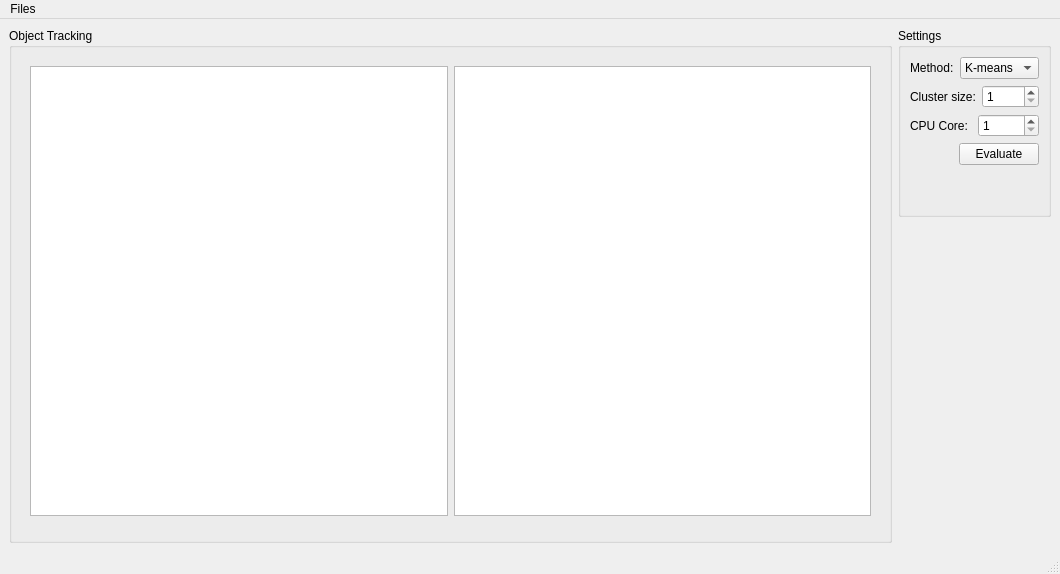
UMATracker/UMATracker-Tracker, file lib/python/ui/MainWindowBase.ui: the form before one commit.
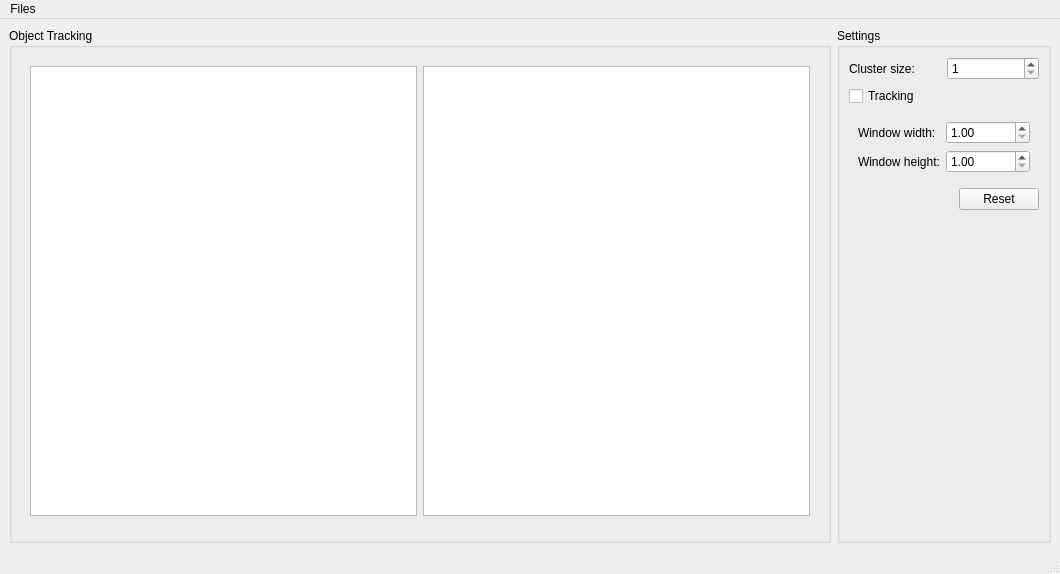
The form after the commit. Custom widgets are drawn as their Qt base class.

The edit to the form file:
```diff
--- a/lib/python/ui/MainWindowBase.ui
+++ b/lib/python/ui/MainWindowBase.ui
@@ -92,7 +92,7 @@
          </layout>
         </widget>
        </item>
-       <item alignment="Qt::AlignLeft|Qt::AlignTop">
+       <item>
         <widget class="QGroupBox" name="groupBox">
          <property name="sizePolicy">
           <sizepolicy hsizetype="Fixed" vsizetype="Preferred">
@@ -104,31 +104,6 @@
           <string>Settings</string>
          </property>
          <layout class="QVBoxLayout" name="verticalLayout">
-          <item>
-           <layout class="QHBoxLayout" name="horizontalLayout_3">
-            <item>
-             <widget class="QLabel" name="label_3">
-              <property name="text">
-               <string>Method:</string>
-              </property>
-             </widget>
-            </item>
-            <item>
-             <widget class="QComboBox" name="clusteringMethodComboBox">
-              <item>
-               <property name="text">
-                <string>K-means</string>
-               </property>
-              </item>
-              <item>
-               <property name="text">
-                <string>GMM</string>
-               </property>
-              </item>
-             </widget>
-            </item>
-           </layout>
-          </item>
           <item>
            <layout class="QHBoxLayout" name="horizontalLayout_2">
             <item>
@@ -154,28 +129,51 @@
            </layout>
           </item>
           <item>
-           <layout class="QHBoxLayout" name="horizontalLayout_4">
+           <widget class="QCheckBox" name="trackingCheckBox">
+            <property name="text">
+             <string>Tracking</string>
+            </property>
+           </widget>
+          </item>
             <item>
+           <widget class="QWidget" name="horizontalWidget" native="true">
+            <layout class="QFormLayout" name="formLayout">
+             <item row="0" column="0">
              <widget class="QLabel" name="label_2">
-              <property name="sizePolicy">
-               <sizepolicy hsizetype="Minimum" vsizetype="Preferred">
-                <horstretch>0</horstretch>
-                <verstretch>0</verstretch>
-               </sizepolicy>
-              </property>
+               <property name="text">
+                <string>Window width:</string>
+               </property>
+              </widget>
+             </item>
+             <item row="0" column="1">
+              <widget class="QDoubleSpinBox" name="windowWidthSpinBox">
+               <property name="minimum">
+                <double>1.000000000000000</double>
+               </property>
+               <property name="maximum">
+                <double>1000000.000000000000000</double>
+               </property>
+              </widget>
+             </item>
+             <item row="1" column="0">
+              <widget class="QLabel" name="label_3">
               <property name="text">
-               <string>CPU Core:</string>
+                <string>Window height:</string>
               </property>
              </widget>
             </item>
-            <item>
-             <widget class="QSpinBox" name="cpuCoreNumSpinBox">
+             <item row="1" column="1">
+              <widget class="QDoubleSpinBox" name="windowHeightSpinBox">
               <property name="minimum">
-               <number>1</number>
+                <double>1.000000000000000</double>
+               </property>
+               <property name="maximum">
+                <double>1000000.989999999990687</double>
               </property>
              </widget>
             </item>
            </layout>
+           </widget>
           </item>
           <item>
            <layout class="QHBoxLayout" name="horizontalLayout_5">
@@ -195,7 +193,7 @@
             <item>
              <widget class="QPushButton" name="evaluateButton">
               <property name="text">
-               <string>Evaluate</string>
+               <string>Reset</string>
               </property>
              </widget>
             </item>
```
Left out of the diff: 9 changed lines with no effect on the pictures. Lines whose indentation alone changed are shown as unchanged.
